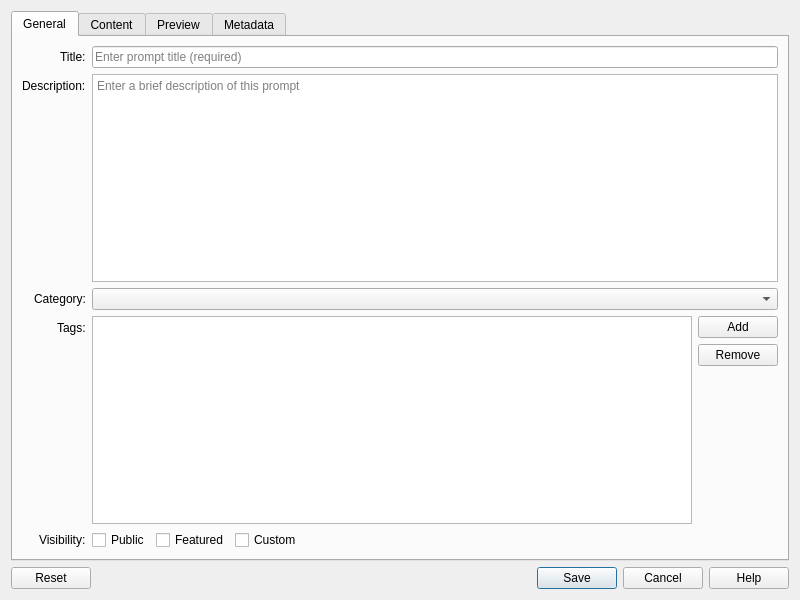
Above: ui/designer/prompt_editor_dialog.ui from justinlietz93/Prometheus_AI_Companion before the change. Below: the same form after it.
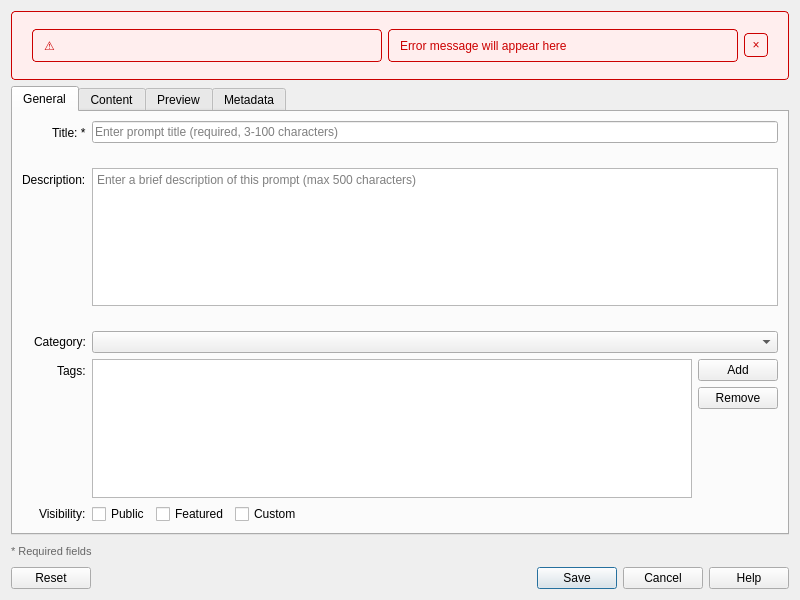
That is the form after the change. Icons and pictures are not drawn.

Commit message: Remove neuroca_system_prompt.md and update prompt_generator_qt.py for consistency

Patch:
```diff
--- a/ui/designer/prompt_editor_dialog.ui
+++ b/ui/designer/prompt_editor_dialog.ui
@@ -17,6 +17,63 @@
    <bool>true</bool>
   </property>
   <layout class="QVBoxLayout" name="verticalLayout">
+   <item>
+    <widget class="QFrame" name="errorFrame">
+     <property name="frameShape">
+      <enum>QFrame::StyledPanel</enum>
+     </property>
+     <property name="frameShadow">
+      <enum>QFrame::Raised</enum>
+     </property>
+     <property name="visible">
+      <bool>false</bool>
+     </property>
+     <property name="styleSheet">
+      <string>background-color: #ffeeee; color: #cc0000; border: 1px solid #cc0000; border-radius: 4px; padding: 8px;</string>
+     </property>
+     <layout class="QHBoxLayout" name="errorLayout">
+      <property name="leftMargin">
+       <number>12</number>
+      </property>
+      <property name="rightMargin">
+       <number>12</number>
+      </property>
+      <item>
+       <widget class="QLabel" name="errorIcon">
+        <property name="text">
+         <string>⚠️</string>
+        </property>
+       </widget>
+      </item>
+      <item>
+       <widget class="QLabel" name="errorMessage">
+        <property name="text">
+         <string>Error message will appear here</string>
+        </property>
+        <property name="wordWrap">
+         <bool>true</bool>
+        </property>
+       </widget>
+      </item>
+      <item>
+       <widget class="QPushButton" name="closeErrorButton">
+        <property name="maximumSize">
+         <size>
+          <width>24</width>
+          <height>24</height>
+         </size>
+        </property>
+        <property name="text">
+         <string>×</string>
+        </property>
+        <property name="flat">
+         <bool>true</bool>
+        </property>
+       </widget>
+      </item>
+     </layout>
+    </widget>
+   </item>
    <item>
     <widget class="QTabWidget" name="tabWidget">
      <property name="currentIndex">
@@ -35,7 +92,7 @@
          <item row="0" column="0">
           <widget class="QLabel" name="titleLabel">
            <property name="text">
-            <string>Title:</string>
+            <string>Title: *</string>
            </property>
            <property name="buddy">
             <cstring>titleLineEdit</cstring>
@@ -43,11 +100,28 @@
           </widget>
          </item>
          <item row="0" column="1">
-          <widget class="QLineEdit" name="titleLineEdit">
-           <property name="placeholderText">
-            <string>Enter prompt title (required)</string>
-           </property>
-          </widget>
+          <layout class="QVBoxLayout" name="titleLayout">
+           <item>
+            <widget class="QLineEdit" name="titleLineEdit">
+             <property name="placeholderText">
+              <string>Enter prompt title (required, 3-100 characters)</string>
+             </property>
+            </widget>
+           </item>
+           <item>
+            <widget class="QLabel" name="titleErrorLabel">
+             <property name="styleSheet">
+              <string>color: #cc0000; font-size: 11px;</string>
+             </property>
+             <property name="text">
+              <string/>
+             </property>
+             <property name="visible">
+              <bool>false</bool>
+             </property>
+            </widget>
+           </item>
+          </layout>
          </item>
          <item row="1" column="0">
           <widget class="QLabel" name="descriptionLabel">
@@ -60,11 +134,28 @@
           </widget>
          </item>
          <item row="1" column="1">
-          <widget class="QTextEdit" name="descriptionTextEdit">
-           <property name="placeholderText">
-            <string>Enter a brief description of this prompt</string>
-           </property>
-          </widget>
+          <layout class="QVBoxLayout" name="descriptionLayout">
+           <item>
+            <widget class="QTextEdit" name="descriptionTextEdit">
+             <property name="placeholderText">
+              <string>Enter a brief description of this prompt (max 500 characters)</string>
+             </property>
+            </widget>
+           </item>
+           <item>
+            <widget class="QLabel" name="descriptionErrorLabel">
+             <property name="styleSheet">
+              <string>color: #cc0000; font-size: 11px;</string>
+             </property>
+             <property name="text">
+              <string/>
+             </property>
+             <property name="visible">
+              <bool>false</bool>
+             </property>
+            </widget>
+           </item>
+          </layout>
          </item>
          <item row="2" column="0">
           <widget class="QLabel" name="categoryLabel">
@@ -490,6 +581,33 @@
      </widget>
     </widget>
    </item>
+   <item>
+    <layout class="QHBoxLayout" name="buttonLayout">
+     <item>
+      <widget class="QLabel" name="requiredFieldsLabel">
+       <property name="text">
+        <string>* Required fields</string>
+       </property>
+       <property name="styleSheet">
+        <string>color: #666666; font-size: 11px;</string>
+       </property>
+      </widget>
+     </item>
+     <item>
+      <spacer name="buttonSpacer">
+       <property name="orientation">
+        <enum>Qt::Horizontal</enum>
+       </property>
+       <property name="sizeHint" stdset="0">
+        <size>
+         <width>40</width>
+         <height>20</height>
+        </size>
+       </property>
+      </spacer>
+     </item>
+    </layout>
+   </item>
    <item>
     <widget class="QDialogButtonBox" name="buttonBox">
      <property name="orientation">
```
Left out of the diff: 45 changed lines with no effect on the pictures. The commit also changes 18 other files.
